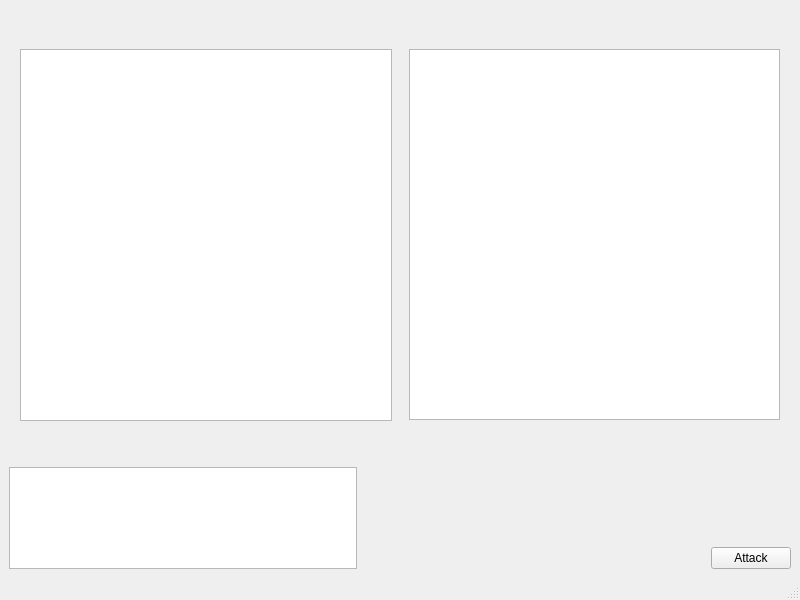
The window that SeaBattle/maingamewindow.ui (HorychenkoMax/World-Of-Sea-Battle) describes before a commit, drawn with Qt 5.
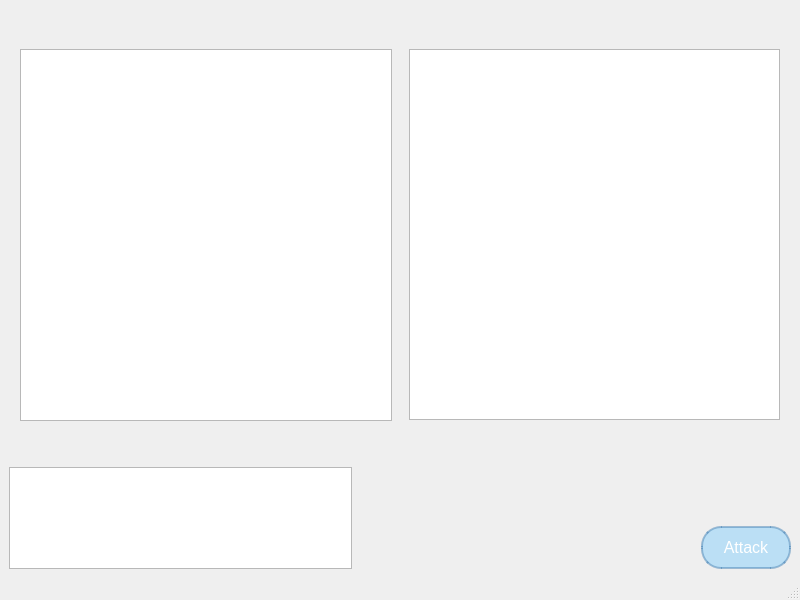
The same window after the commit.

The edit to the form file:
```diff
--- a/SeaBattle/maingamewindow.ui
+++ b/SeaBattle/maingamewindow.ui
@@ -118,6 +118,27 @@
           </item>
           <item>
            <widget class="QPushButton" name="attack">
+            <property name="styleSheet">
+             <string notr="true">QPushButton {
+    border-radius: 20px;
+    background-color: rgba(135, 206, 250, 0.5);
+    padding: 10px 20px;
+    color: #FFFFFF;
+    font-size: 16px;
+    border: 2px solid rgba(70, 130, 180, 0.5);
+    transition: background-color 0.3s;
+}
+
+QPushButton:hover {
+    background-color: rgba(135, 206, 250, 0.7); 
+}
+
+QPushButton:pressed {
+    background-color: rgba(70, 130, 180, 0.7); 
+    border: 2px solid rgba(70, 130, 180, 0.7);
+}
+</string>
+            </property>
             <property name="text">
              <string>Attack</string>
             </property>
```
Left out of the diff: 20 changed lines with no effect on the pictures.
